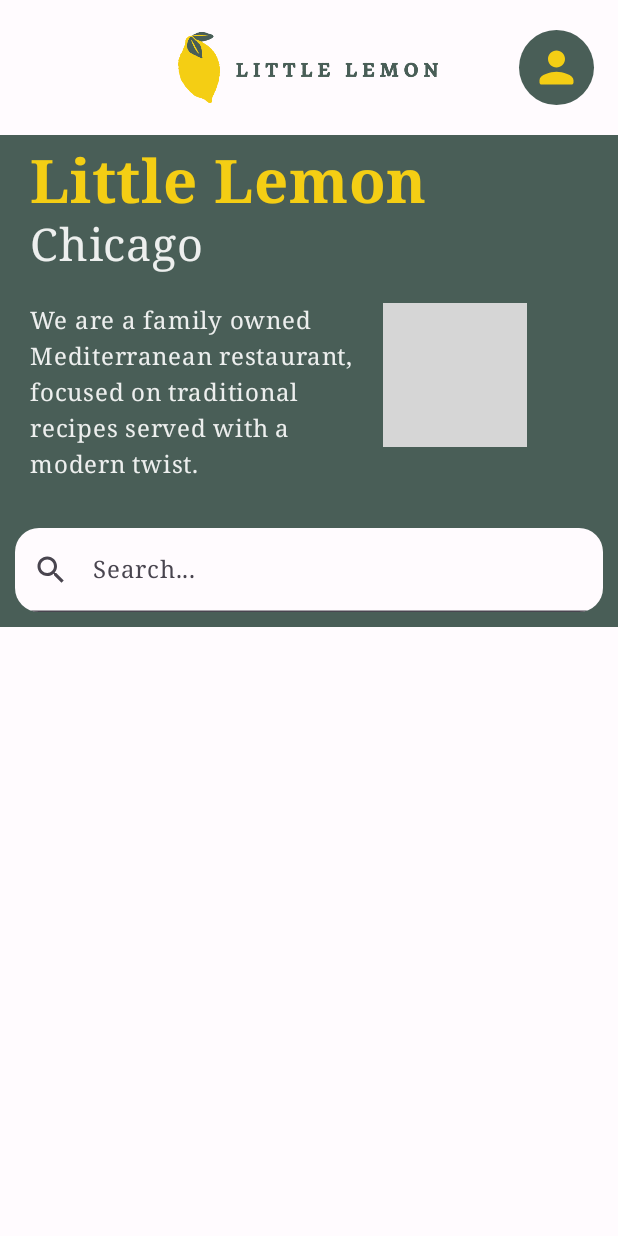
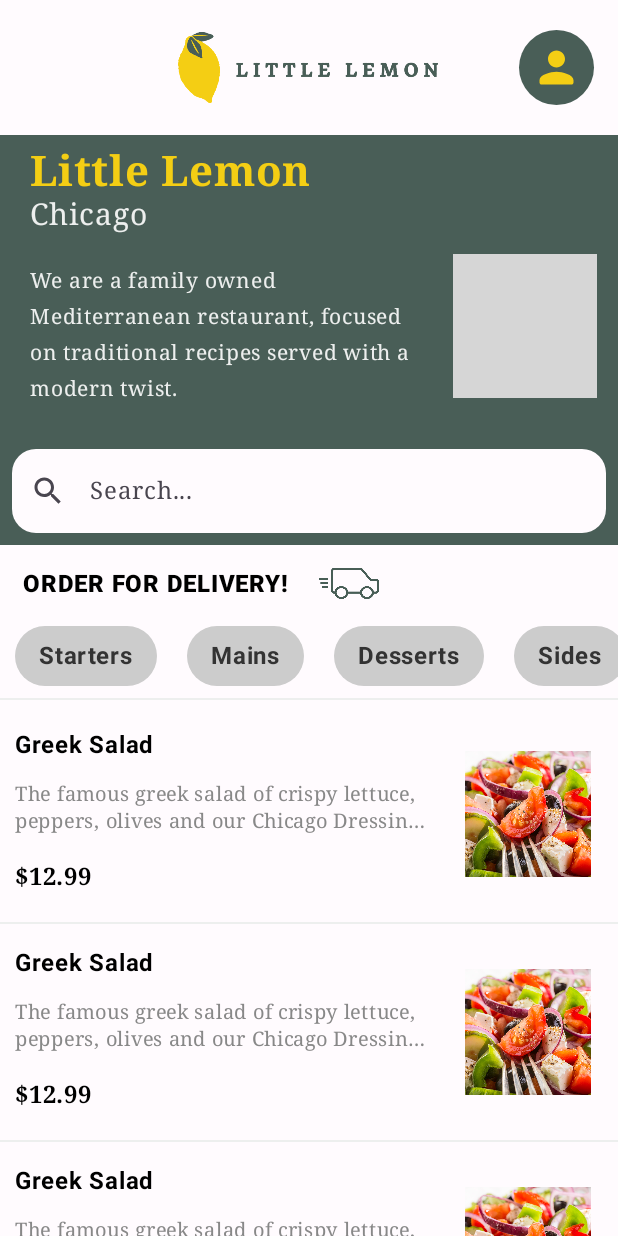
Before and after one commit to EberronBruce/LittleLemon-Android, an Android app built with Jetpack Compose: the HomeScreen screen opened through its navigation route, on a phone screen of 412 x 824 dp. Run offline under Robolectric (Android 15) with nearby library versions, the phone set to English and light mode, and no system bars; grey boxes are pictures that could not be loaded.

Commit message:
Complete Home Screen Design

```diff
--- a/app/src/main/java/com/redravencomputing/littlelemonandroid/views/Home.kt
+++ b/app/src/main/java/com/redravencomputing/littlelemonandroid/views/Home.kt
@@ -3,16 +3,26 @@ package com.redravencomputing.littlelemonandroid.views
 import androidx.compose.foundation.Image
 import androidx.compose.foundation.background
 import androidx.compose.foundation.clickable
+import androidx.compose.foundation.horizontalScroll
+import androidx.compose.foundation.layout.Arrangement
+import androidx.compose.foundation.layout.Box
 import androidx.compose.foundation.layout.Column
 import androidx.compose.foundation.layout.Row
+import androidx.compose.foundation.layout.Spacer
 import androidx.compose.foundation.layout.fillMaxSize
 import androidx.compose.foundation.layout.fillMaxWidth
 import androidx.compose.foundation.layout.padding
+import androidx.compose.foundation.layout.size
 import androidx.compose.foundation.layout.sizeIn
+import androidx.compose.foundation.lazy.LazyColumn
+import androidx.compose.foundation.lazy.items
+import androidx.compose.foundation.rememberScrollState
+import androidx.compose.foundation.shape.CircleShape
 import androidx.compose.foundation.shape.RoundedCornerShape
 import androidx.compose.foundation.text.KeyboardOptions
 import androidx.compose.material.icons.Icons
 import androidx.compose.material.icons.filled.Search
+import androidx.compose.material3.Divider
 import androidx.compose.material3.ExperimentalMaterial3Api
 import androidx.compose.material3.Icon
 import androidx.compose.material3.MaterialTheme
@@ -20,12 +30,16 @@ import androidx.compose.material3.Text
 import androidx.compose.material3.TextField
 import androidx.compose.material3.TextFieldDefaults
 import androidx.compose.runtime.Composable
+import androidx.compose.ui.Alignment
 import androidx.compose.ui.Modifier
 import androidx.compose.ui.draw.clip
+import androidx.compose.ui.graphics.Color
 import androidx.compose.ui.layout.ContentScale
 import androidx.compose.ui.res.painterResource
+import androidx.compose.ui.text.font.FontFamily
 import androidx.compose.ui.text.font.FontWeight
 import androidx.compose.ui.text.input.ImeAction
+import androidx.compose.ui.text.style.TextOverflow
 import androidx.compose.ui.tooling.preview.Preview
 import androidx.compose.ui.unit.dp
 import androidx.compose.ui.unit.sp
@@ -33,6 +47,7 @@ import androidx.navigation.NavHostController
 import androidx.navigation.compose.rememberNavController
 import com.redravencomputing.littlelemonandroid.R
 import com.redravencomputing.littlelemonandroid.ui.theme.LittleLemonAndroidTheme
+import com.redravencomputing.littlelemonandroid.ui.theme.LittleLemonDarkGrey
 import com.redravencomputing.littlelemonandroid.ui.theme.LittleLemonLightGrey
 import com.redravencomputing.littlelemonandroid.ui.theme.LittleLemonYellow
 import com.redravencomputing.littlelemonandroid.viewModels.Profile
@@ -49,6 +64,8 @@ fun HomeScreen(navController: NavHostController) {
 	) {
 		Header(home = true, navController = navController)
 		Hero()
+		OrderCategory()
+		MenuList()
 	}
 }
 
@@ -64,7 +81,7 @@ fun Hero() {
 		Text(
 			text = "Little Lemon",
 			color = LittleLemonYellow,
-			fontSize = 40.sp,
+			fontSize = 28.sp,
 			fontWeight = FontWeight.SemiBold,
 			modifier = Modifier
 				.padding(start = 20.dp, top = 8.dp)
@@ -72,7 +89,7 @@ fun Hero() {
 		Text(
 			text = "Chicago",
 			color = LittleLemonLightGrey,
-			fontSize = 30.sp,
+			fontSize = 20.sp,
 			fontWeight = FontWeight.Medium,
 			modifier = Modifier
 				.padding(start = 20.dp)
@@ -85,10 +102,14 @@ fun Hero() {
 			Text(
 				text = "We are a family owned Mediterranean restaurant, focused on traditional recipes served with a modern twist.",
 				color = LittleLemonLightGrey,
+				fontSize = 14.sp,
 				modifier = Modifier
-					.fillMaxWidth(0.6f)
+					.fillMaxWidth(0.7f)
 					.padding(10.dp)
 			)
+
+			Spacer(modifier = Modifier.weight(1f))
+
 			Image(
 				painter = painterResource(id = R.drawable.hero_image),
 				contentDescription = "Hero Image",
@@ -97,12 +118,10 @@ fun Hero() {
 					.sizeIn(
 						minWidth = 100.dp,
 						minHeight = 100.dp,
-						maxHeight = 150.dp,
-						maxWidth = 150.dp
+						maxHeight = 125.dp,
+						maxWidth = 125.dp
 					)
-//					.size(150.dp)
-//					.height(150.dp)
-					.padding(10.dp)
+					.padding(4.dp)
 					.clip(RoundedCornerShape(16.dp))
 			)
 		}
@@ -121,12 +140,157 @@ fun Hero() {
 			),
 			modifier = Modifier
 				.fillMaxWidth()
-				.padding(10.dp),
-			colors =  TextFieldDefaults.textFieldColors(containerColor = MaterialTheme.colorScheme.background),
+				.padding(8.dp),
+			colors =  TextFieldDefaults.textFieldColors(
+				containerColor = MaterialTheme.colorScheme.background,
+				focusedIndicatorColor = Color.Transparent, // Remove the black line below
+				unfocusedIndicatorColor = Color.Transparent // Remove the black line below
+			) ,
 			shape = RoundedCornerShape(16.dp)
 		)
 
 	}
+}
+
+@Composable
+fun OrderCategory() {
+	val menuCategories = listOf("Starters", "Mains", "Desserts", "Sides", "More")
+	Column(
+		modifier = Modifier
+			.fillMaxWidth()
+			.padding(vertical = 4.dp)
+	) {
+		Row(
+			verticalAlignment = Alignment.CenterVertically
+		) {
+			Text(
+				text = "ORDER FOR DELIVERY!",
+				fontWeight = FontWeight.Black,
+				fontFamily = FontFamily.SansSerif,
+				modifier = Modifier
+					.padding(start = 15.dp, top = 10.dp, bottom = 8.dp)
+			)
+
+			Image(
+				painter = painterResource(id = R.drawable.delivery_van),
+				contentDescription = "deliver_van icon",
+				modifier = Modifier
+					.padding(start = 20.dp)
+					.size(40.dp)
+				)
+		}
+
+
+		//Change to lazy when fetching data maybe
+		Row(
+			modifier = Modifier
+				.fillMaxWidth()
+				.padding(vertical = 8.dp)
+				.horizontalScroll(rememberScrollState()),
+			horizontalArrangement = Arrangement.SpaceBetween
+		) {
+//			items(menuCategories) { category ->
+//				PillButton(text = category)
+//			}
+			menuCategories.forEach { category ->
+				PillButton(text = category)
+			}
+		}
+
+		Divider(
+			thickness = 1.dp,
+			color = LittleLemonLightGrey
+		)
+	}
+}
+
+@Composable
+fun PillButton(text: String) {
+	Box(
+		modifier = Modifier
+			.padding(horizontal = 10.dp)
+			.clip(CircleShape)
+			.background(Color.LightGray)
+			.clickable { /* Handle button click */ }
+			.padding(horizontal = 16.dp, vertical = 8.dp)
+	) {
+		Text(
+			text = text,
+			fontFamily = FontFamily.SansSerif,
+			fontWeight = FontWeight.Bold,
+			color = LittleLemonDarkGrey
+		)
+	}
+}
+
+@Composable
+fun MenuList() {
+	// Assuming you have 10 MenuCells
+	val menuItems = List(10) { index -> index }
+
+	LazyColumn {
+		items(menuItems) { index ->
+			MenuCell()
+		}
+	}
+
+}
+
+@Composable
+fun MenuCell() {
+	Row (
+		verticalAlignment = Alignment.CenterVertically,
+		modifier = Modifier
+			.fillMaxWidth()
+			.padding(10.dp)
+	) {
+		Column(
+			modifier = Modifier
+				.fillMaxWidth(0.7f)
+		) {
+			Text(
+				text = "Greek Salad",
+				fontWeight = FontWeight.Bold,
+				fontFamily = FontFamily.SansSerif,
+				modifier = Modifier
+					.padding(vertical = 4.dp)
+			)
+			Text(
+				text = "The famous greek salad of crispy lettuce, peppers, olives and our Chicago Dressing And More",
+				maxLines = 2,
+				overflow = TextOverflow.Ellipsis,
+				fontWeight = FontWeight.Medium,
+				fontSize = 13.sp,
+				color = Color.Gray,
+				lineHeight = 18.sp,
+				modifier = Modifier
+				.padding(vertical = 8.dp)
+			)
+			Text(
+				text = "$12.99",
+				fontWeight = FontWeight.SemiBold,
+				modifier = Modifier
+					.padding(vertical = 8.dp)
+			)
+		}
+
+		Spacer(modifier = Modifier.weight(1f))
+
+		Image(
+			painter = painterResource(id = R.drawable.greek_salad),
+			contentDescription = "Hero Image",
+			contentScale = ContentScale.Crop,
+			modifier = Modifier
+				.size(100.dp)
+				.padding(8.dp)
+
+		)
+	}
+
+	Divider(
+		thickness = 1.dp,
+		color = LittleLemonLightGrey
+	)
 }
 
 
@@ -147,3 +311,19 @@ fun HeroPreview() {
 		Hero()
 	}
 }
+
+@Preview(showBackground = true)
+@Composable
+fun PillPreview() {
+	LittleLemonAndroidTheme {
+		PillButton(text = "Starters")
+	}
+}
+
+@Preview(showBackground = true)
+@Composable
+fun MenuCellPreview() {
+	LittleLemonAndroidTheme {
+		MenuCell()
+	}
+}
--- a/app/src/main/java/com/redravencomputing/littlelemonandroid/views/Onboarding.kt
+++ b/app/src/main/java/com/redravencomputing/littlelemonandroid/views/Onboarding.kt
@@ -202,17 +202,16 @@ fun OnboardingForm(navController: NavHostController) {
 				.padding(bottom = 10.dp),
 			colors = ButtonDefaults.buttonColors(containerColor = LittleLemonYellow),
 			onClick = {
-				navController.navigate(Home.route)
-//				firstNameError = firstName.isBlank()
-//				lastNameError = lastName.isBlank()
-//				emailError = email.isBlank() || !isValidEmail(email)
-//				//Check Fields and let user know if they are not filled out.
-//				if (!firstNameError && !lastNameError && email.isNotBlank()) {
-//					handleRegistration(context, navController, firstName, lastName, email)
-//
-//				} else {
-//					Toast.makeText(context, "You are missing a field. Please fill out all the information.", Toast.LENGTH_SHORT).show()
-//				}
+				firstNameError = firstName.isBlank()
+				lastNameError = lastName.isBlank()
+				emailError = email.isBlank() || !isValidEmail(email)
+				//Check Fields and let user know if they are not filled out.
+				if (!firstNameError && !lastNameError && email.isNotBlank()) {
+					handleRegistration(context, navController, firstName, lastName, email)
+
+				} else {
+					Toast.makeText(context, "You are missing a field. Please fill out all the information.", Toast.LENGTH_SHORT).show()
+				}
 			}
 		) {
 			Text(
```
